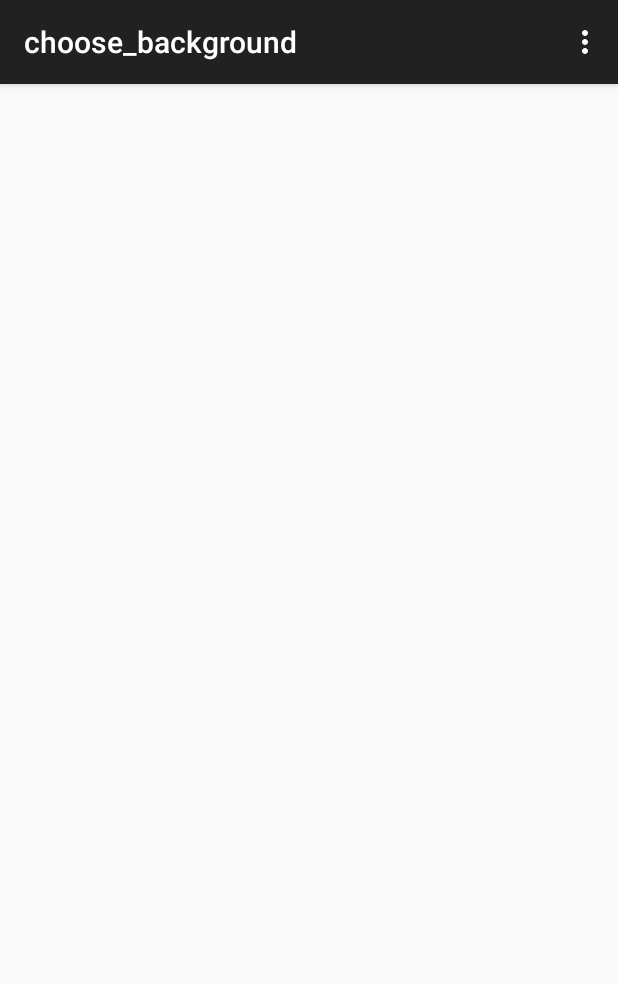
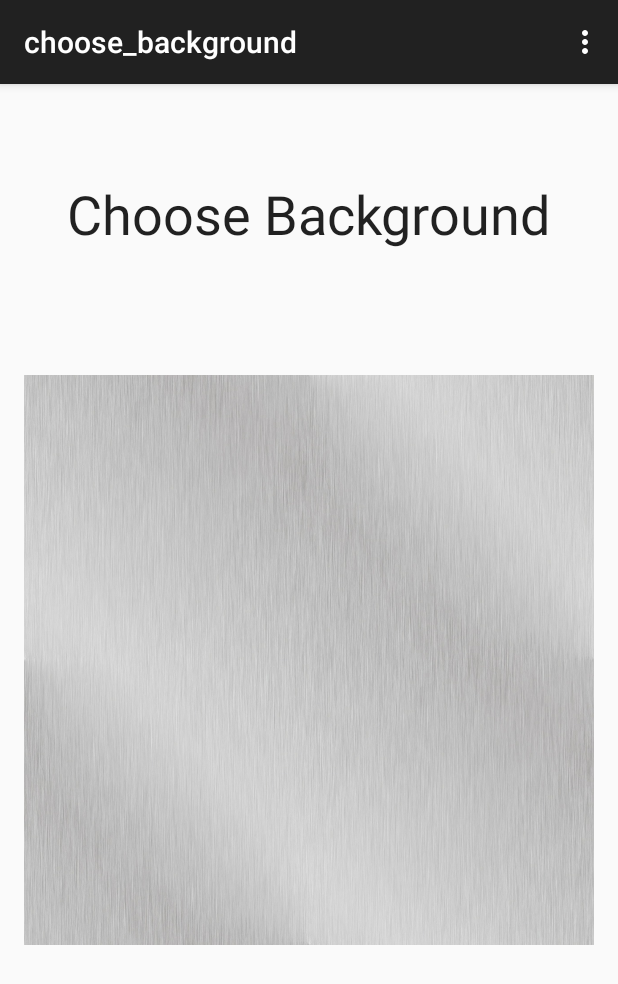
Before and after one commit to Darthpwner/Keepy-Uppy-Android, an Android app: the choose_background screen opened directly, with no data from a screen before it, on a phone screen of 412 x 824 dp. Shown: the top 984 px of the screen. Run offline under Robolectric (Android 15) with nearby library versions, the phone set to English and light mode, and no system bars.

```diff
--- a/app/src/main/res/layout/activity_choose_background.xml
+++ b/app/src/main/res/layout/activity_choose_background.xml
@@ -6,4 +6,23 @@
     android:paddingBottom="@dimen/activity_vertical_margin"
     tools:context="matthewallenlinsoftware.keepy_uppy.choose_background">
 
+    <ImageView
+        android:layout_width="match_parent"
+        android:layout_height="match_parent"
+        android:id="@+id/imageView"
+        android:layout_centerVertical="true"
+        android:layout_centerHorizontal="true"
+        android:src="@drawable/choose_background" />
+
+    <TextView
+        android:layout_width="wrap_content"
+        android:layout_height="wrap_content"
+        android:textAppearance="?android:attr/textAppearanceLarge"
+        android:text="Choose Background"
+        android:id="@+id/textView"
+        android:textSize="36dp"
+        android:layout_alignParentTop="true"
+        android:layout_centerHorizontal="true"
+        android:layout_marginTop="46dp"
+        android:onClick="onClickBackArrow" />
 </RelativeLayout>
```
Also changed, not shown: app/src/main/java/matthewallenlinsoftware/keepy_uppy/choose_ball.java (+11 -1 lines), app/src/main/res/layout/activity_choose_ball.xml (+11 -0 lines), 24 other files.
